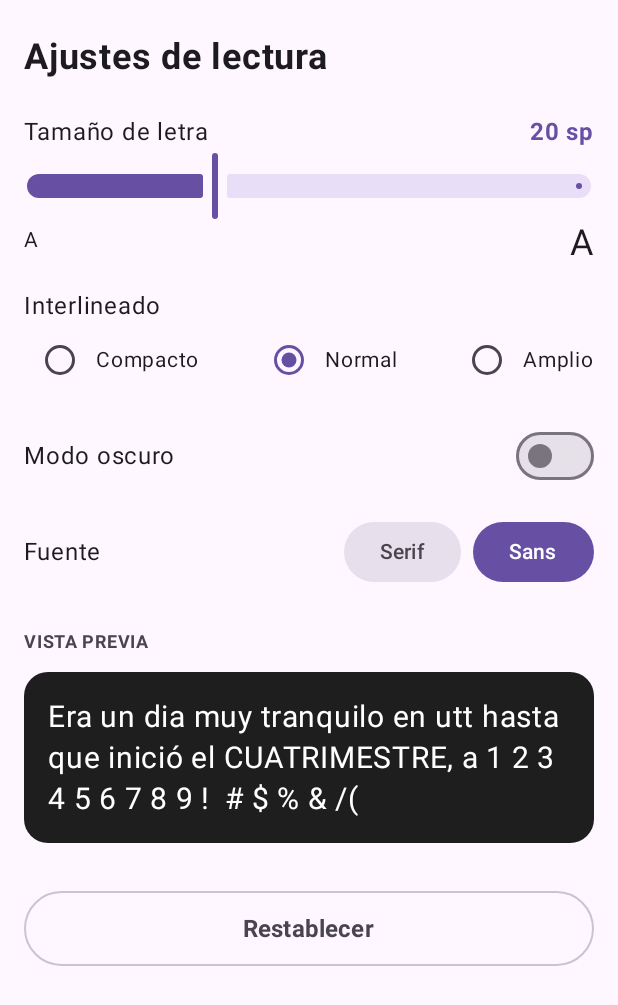
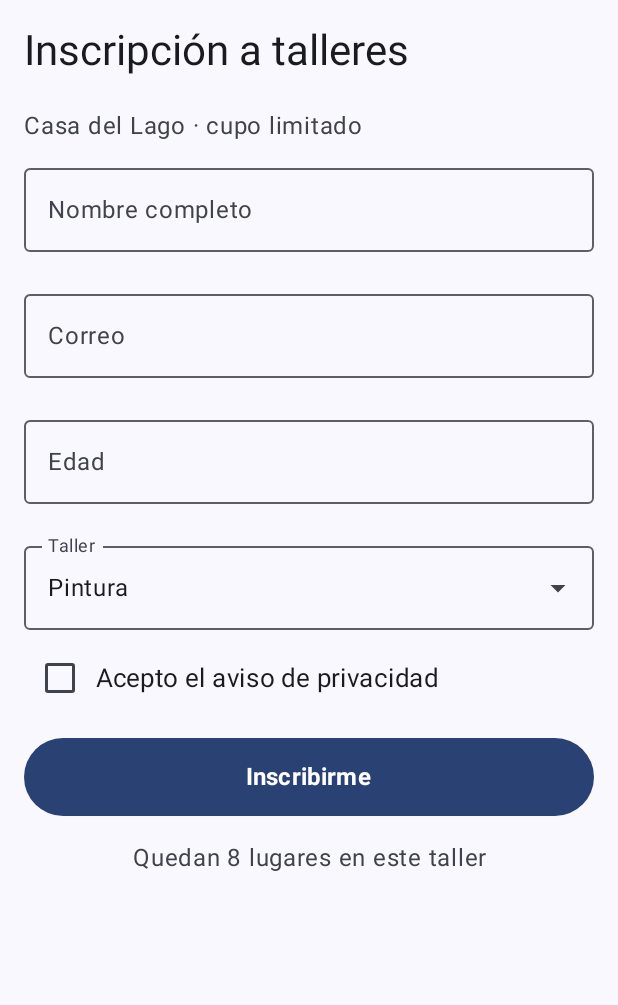
Before and after one commit to CurryBoard1/Manualview, an Android app built with Jetpack Compose: the screen it shows after launch (MainActivity), on a phone screen of 412 x 824 dp. Shown: the top 1005 px of the screen. Run offline under Robolectric (Android 15) with nearby library versions, the phone set to English and light mode, and no system bars.

Commit message:
3er trabajo

```diff
--- a/app/src/main/java/com/example/manualview/MainActivity.kt
+++ b/app/src/main/java/com/example/manualview/MainActivity.kt
@@ -3,18 +3,20 @@ package com.example.manualview
 import android.os.Bundle
 import androidx.activity.ComponentActivity
 import androidx.activity.compose.setContent
-import androidx.compose.foundation.background
 import androidx.compose.foundation.layout.*
 import androidx.compose.foundation.rememberScrollState
 import androidx.compose.foundation.shape.RoundedCornerShape
+import androidx.compose.foundation.text.KeyboardOptions
 import androidx.compose.foundation.verticalScroll
 import androidx.compose.material3.*
 import androidx.compose.runtime.*
+import androidx.compose.runtime.saveable.rememberSaveable
 import androidx.compose.ui.Alignment
 import androidx.compose.ui.Modifier
 import androidx.compose.ui.graphics.Color
-import androidx.compose.ui.text.font.FontFamily
 import androidx.compose.ui.text.font.FontWeight
+import androidx.compose.ui.text.input.KeyboardType
+import androidx.compose.ui.text.style.TextAlign
 import androidx.compose.ui.tooling.preview.Preview
 import androidx.compose.ui.unit.dp
 import androidx.compose.ui.unit.sp
@@ -25,205 +27,266 @@ class MainActivity : ComponentActivity() {
         super.onCreate(savedInstanceState)
         setContent {
             ManualviewTheme {
-                Surface(modifier = Modifier.fillMaxSize()) {
-                    LecturaScreen()
+                Surface(Modifier.fillMaxSize()) {
+                    Box(Modifier.fillMaxSize().systemBarsPadding()) {
+                        InscripcionScreen()
+                    }
                 }
             }
         }
     }
 }
 
+// taller -> lugares que quedan
+private val cupos = mapOf("Pintura" to 8, "Fotografía" to 6, "Guitarra" to 4)
+private val talleres = cupos.keys.toList()
+
+fun validarNombre(nombre: String): String? =
+    if (nombre.trim().length < 3) "Escribe tu nombre completo (mínimo 3 caracteres)" else null
+
+fun validarCorreo(correo: String): String? {
+    val arroba = correo.indexOf('@')
+    val punto = correo.indexOf('.', arroba + 1)
+    val bien = arroba > 0 && punto > arroba + 1 && punto < correo.length - 1
+    return if (bien) null else "Ingresa un correo válido"
+}
+
+fun validarEdad(edad: String): String? {
+    val n = edad.toIntOrNull()
+    return if (n == null || n < 12 || n > 99) "La edad debe estar entre 12 y 99" else null
+}
+
+fun validarAviso(acepta: Boolean): String? =
+    if (acepta) null else "Debes aceptar el aviso de privacidad"
+
 @Composable
-fun LecturaScreen() {
-    // Variables de estado para los ajustes de lectura
-    var tamano by remember { mutableFloatStateOf(20f) }
-    var interlineado by remember { mutableStateOf("Normal") }
-    var modoOscuro by remember { mutableStateOf(false) }
-    var usaSerif by remember { mutableStateOf(false) }
+fun InscripcionScreen() {
+    var nombre by rememberSaveable { mutableStateOf("") }
+    var correo by rememberSaveable { mutableStateOf("") }
+    var edad by rememberSaveable { mutableStateOf("") }
+    var taller by rememberSaveable { mutableStateOf(talleres[0]) }
+    var aceptaAviso by rememberSaveable { mutableStateOf(false) }
+    var intentoEnviar by rememberSaveable { mutableStateOf(false) }
+    var inscrito by rememberSaveable { mutableStateOf(false) }
 
-    // Texto de prueba para la vista previa
-    val textoPrueba = "Era un dia muy tranquilo en utt hasta que inició el CUATRIMESTRE, a 1 2 3 4 5 6 7 8 9 !  # $ % & /("
+    val errNombre = validarNombre(nombre)
+    val errCorreo = validarCorreo(correo)
+    val errEdad = validarEdad(edad)
+    val errAviso = validarAviso(aceptaAviso)
 
-    MaterialTheme(
-        colorScheme = if (modoOscuro) darkColorScheme() else lightColorScheme()
+    if (inscrito) {
+        ConfirmacionScreen(
+            nombre = nombre,
+            correo = correo,
+            taller = taller,
+            onNueva = {
+                nombre = ""
+                correo = ""
+                edad = ""
+                taller = talleres[0]
+                aceptaAviso = false
+                intentoEnviar = false
+                inscrito = false
+            }
+        )
+    } else {
+        InscripcionForm(
+            nombre = nombre, onNombreChange = { nombre = it },
+            correo = correo, onCorreoChange = { correo = it },
+            edad = edad, onEdadChange = { nueva -> edad = nueva.filter { it.isDigit() } },
+            taller = taller, onTallerChange = { taller = it },
+            aceptaAviso = aceptaAviso, onAceptaAvisoChange = { aceptaAviso = it },
+            errNombre = if (intentoEnviar) errNombre else null,
+            errCorreo = if (intentoEnviar) errCorreo else null,
+            errEdad = if (intentoEnviar) errEdad else null,
+            errAviso = if (intentoEnviar) errAviso else null,
+            onEnviar = {
+                intentoEnviar = true
+                if (errNombre == null && errCorreo == null && errEdad == null && errAviso == null) {
+                    inscrito = true
+                }
+            }
+        )
+    }
+}
+
+@OptIn(ExperimentalMaterial3Api::class)
+@Composable
+fun InscripcionForm(
+    nombre: String, onNombreChange: (String) -> Unit,
+    correo: String, onCorreoChange: (String) -> Unit,
+    edad: String, onEdadChange: (String) -> Unit,
+    taller: String, onTallerChange: (String) -> Unit,
+    aceptaAviso: Boolean, onAceptaAvisoChange: (Boolean) -> Unit,
+    errNombre: String?, errCorreo: String?, errEdad: String?, errAviso: String?,
+    onEnviar: () -> Unit
 ) {
-        Surface(
-            modifier = Modifier.fillMaxSize(),
-            color = MaterialTheme.colorScheme.background
-        ) {
+    var menuAbierto by remember { mutableStateOf(false) }
+
     Column(
-                modifier = Modifier
+        Modifier
             .fillMaxSize()
             .verticalScroll(rememberScrollState())
             .padding(16.dp)
     ) {
-                // Título de la pantalla
+        Text("Inscripción a talleres", style = MaterialTheme.typography.headlineMedium)
+        Spacer(Modifier.height(20.dp))
         Text(
-                    text = "Ajustes de lectura",
-                    fontSize = 24.sp,
-                    fontWeight = FontWeight.Bold,
-                    modifier = Modifier.padding(vertical = 8.dp)
+            "Casa del Lago · cupo limitado",
+            color = MaterialTheme.colorScheme.onSurfaceVariant
+        )
+        Spacer(Modifier.height(4.dp))
+
+        CampoTexto("Nombre completo", nombre, onNombreChange, errNombre)
+        CampoTexto(
+            "Correo", correo, onCorreoChange, errCorreo,
+            KeyboardOptions(keyboardType = KeyboardType.Email)
+        )
+        CampoTexto(
+            "Edad", edad, onEdadChange, errEdad,
+            KeyboardOptions(keyboardType = KeyboardType.Number)
         )
 
-                Spacer(modifier = Modifier.height(16.dp))
-
-                // Tamaño de letra
-                Row(
-                    modifier = Modifier.fillMaxWidth(),
-                    horizontalArrangement = Arrangement.SpaceBetween,
-                    verticalAlignment = Alignment.CenterVertically
+        ExposedDropdownMenuBox(
+            expanded = menuAbierto,
+            onExpandedChange = { menuAbierto = it },
+            modifier = Modifier.padding(top = 4.dp)
         ) {
-                    Text(text = "Tamaño de letra", fontSize = 16.sp)
-                    Text(
-                        text = "${tamano.toInt()} sp",
-                        fontSize = 16.sp,
-                        fontWeight = FontWeight.Bold,
-                        color = MaterialTheme.colorScheme.primary
+            OutlinedTextField(
+                value = taller,
+                onValueChange = {},
+                readOnly = true,
+                label = { Text("Taller") },
+                trailingIcon = { ExposedDropdownMenuDefaults.TrailingIcon(expanded = menuAbierto) },
+                modifier = Modifier
+                    .menuAnchor(ExposedDropdownMenuAnchorType.PrimaryNotEditable)
+                    .fillMaxWidth()
             )
+            ExposedDropdownMenu(
+                expanded = menuAbierto,
+                onDismissRequest = { menuAbierto = false }
+            ) {
+                talleres.forEach { t ->
+                    DropdownMenuItem(
+                        text = { Text(t) },
+                        onClick = {
+                            onTallerChange(t)
+                            menuAbierto = false
                         }
-
-                Slider(
-                    value = tamano,
-                    onValueChange = { tamano = it },
-                    valueRange = 14f..32f
                     )
-
-                Row(
-                    modifier = Modifier.fillMaxWidth(),
-                    horizontalArrangement = Arrangement.SpaceBetween
-                ) {
-                    Text(text = "A", fontSize = 14.sp)
-                    Text(text = "A", fontSize = 24.sp)
-                }
-
-                Spacer(modifier = Modifier.height(16.dp))
-
-                // Interlineado
-                Text(text = "Interlineado", fontSize = 16.sp)
-                Row(
-                    modifier = Modifier.fillMaxWidth(),
-                    horizontalArrangement = Arrangement.SpaceBetween,
-                    verticalAlignment = Alignment.CenterVertically
-                ) {
-                    val opciones = listOf("Compacto", "Normal", "Amplio")
-                    for (opcion in opciones) {
-                        Row(verticalAlignment = Alignment.CenterVertically) {
-                            RadioButton(
-                                selected = interlineado == opcion,
-                                onClick = { interlineado = opcion }
-                            )
-                            Text(text = opcion, fontSize = 14.sp)
                 }
             }
         }
 
-                Spacer(modifier = Modifier.height(16.dp))
-
-                // Modo oscuro
         Row(
-                    modifier = Modifier.fillMaxWidth(),
-                    horizontalArrangement = Arrangement.SpaceBetween,
+            Modifier.padding(top = 8.dp),
             verticalAlignment = Alignment.CenterVertically
         ) {
-                    Text(text = "Modo oscuro", fontSize = 16.sp)
-                    Switch(
-                        checked = modoOscuro,
-                        onCheckedChange = { modoOscuro = it }
+            Checkbox(checked = aceptaAviso, onCheckedChange = onAceptaAvisoChange)
+            Text("Acepto el aviso de privacidad", fontSize = 17.sp)
+        }
+        if (errAviso != null) {
+            Text(
+                errAviso,
+                color = MaterialTheme.colorScheme.error,
+                fontSize = 13.sp,
+                modifier = Modifier.padding(start = 16.dp)
             )
         }
 
-                Spacer(modifier = Modifier.height(16.dp))
+        Spacer(Modifier.height(16.dp))
+        Button(
+            onClick = onEnviar,
+            modifier = Modifier.fillMaxWidth().height(52.dp)
+        ) { Text("Inscribirme", fontWeight = FontWeight.Bold, fontSize = 16.sp) }
 
-                // Fuente
-                Row(
-                    modifier = Modifier.fillMaxWidth(),
-                    horizontalArrangement = Arrangement.SpaceBetween,
-                    verticalAlignment = Alignment.CenterVertically
-                ) {
-                    Text(text = "Fuente", fontSize = 16.sp)
-                    Row(horizontalArrangement = Arrangement.spacedBy(8.dp)) {
-                        Button(
-                            onClick = { usaSerif = true },
-                            colors = ButtonDefaults.buttonColors(
-                                containerColor = if (usaSerif) MaterialTheme.colorScheme.primary else MaterialTheme.colorScheme.surfaceVariant,
-                                contentColor = if (usaSerif) MaterialTheme.colorScheme.onPrimary else MaterialTheme.colorScheme.onSurfaceVariant
+        Spacer(Modifier.height(16.dp))
+        Text(
+            "Quedan ${cupos[taller]} lugares en este taller",
+            color = MaterialTheme.colorScheme.onSurfaceVariant,
+            textAlign = TextAlign.Center,
+            modifier = Modifier.fillMaxWidth()
         )
-                        ) {
-                            Text("Serif")
-                        }
-                        Button(
-                            onClick = { usaSerif = false },
-                            colors = ButtonDefaults.buttonColors(
-                                containerColor = if (!usaSerif) MaterialTheme.colorScheme.primary else MaterialTheme.colorScheme.surfaceVariant,
-                                contentColor = if (!usaSerif) MaterialTheme.colorScheme.onPrimary else MaterialTheme.colorScheme.onSurfaceVariant
-                            )
-                        ) {
-                            Text("Sans")
-                        }
     }
 }
 
-                Spacer(modifier = Modifier.height(24.dp))
-
-                // Sección de vista previa
-                Text(
-                    text = "VISTA PREVIA",
-                    fontSize = 12.sp,
-                    fontWeight = FontWeight.Bold,
-                    color = MaterialTheme.colorScheme.onSurfaceVariant
-                )
-
-                Spacer(modifier = Modifier.height(8.dp))
-
-                val lineH = when (interlineado) {
-                    "Compacto" -> (tamano * 1.1f).sp
-                    "Amplio" -> (tamano * 1.6f).sp
-                    else -> (tamano * 1.35f).sp
-                }
-
-                val previewBg = if (modoOscuro) Color.White else Color(0xFF1E1E1E)
-                val previewText = if (modoOscuro) Color.Black else Color.White
-
-                Box(
-                    modifier = Modifier.fillMaxWidth()
-                        .background(previewBg, shape = RoundedCornerShape(16.dp))
-                        .padding(16.dp)
+@Composable
+fun CampoTexto(
+    label: String,
+    value: String,
+    onValueChange: (String) -> Unit,
+    error: String?,
+    keyboardOptions: KeyboardOptions = KeyboardOptions.Default
 ) {
-                    Text(
-                        text = textoPrueba,
-                        fontSize = tamano.sp,
-                        lineHeight = lineH,
-                        fontFamily = if (usaSerif) FontFamily.Serif else FontFamily.SansSerif,
-                        color = previewText
+    OutlinedTextField(
+        value = value,
+        onValueChange = onValueChange,
+        label = { Text(label) },
+        isError = error != null,
+        supportingText = { if (error != null) Text(error) },
+        keyboardOptions = keyboardOptions,
+        singleLine = true,
+        modifier = Modifier
+            .fillMaxWidth()
+            .padding(top = 4.dp)
     )
 }
 
-                Spacer(modifier = Modifier.height(32.dp))
+@Composable
+fun ConfirmacionScreen(nombre: String, correo: String, taller: String, onNueva: () -> Unit) {
+    Column(
+        Modifier
+            .fillMaxSize()
+            .padding(16.dp)
+    ) {
+        Text("¡Inscripción lista!", style = MaterialTheme.typography.headlineMedium)
+        Spacer(Modifier.height(20.dp))
 
-                // Botón para restablecer valores por defecto
-                OutlinedButton(
-                    onClick = {
-                        tamano = 20f
-                        interlineado = "Normal"
-                        modoOscuro = false
-                        usaSerif = false
-                    },
-                    modifier = Modifier
-                        .fillMaxWidth()
-                        .height(50.dp),
-                    shape = RoundedCornerShape(25.dp)
+        Card(
+            colors = CardDefaults.cardColors(containerColor = Color(0xFFF3EDF7)),
+            shape = RoundedCornerShape(20.dp),
+            modifier = Modifier.fillMaxWidth()
         ) {
-                    Text(text = "Restablecer", fontSize = 16.sp, fontWeight = FontWeight.Bold)
+            Column(Modifier.padding(20.dp), verticalArrangement = Arrangement.spacedBy(8.dp)) {
+                FilaResumen("Nombre", nombre)
+                FilaResumen("Correo", correo)
+                FilaResumen("Taller", taller)
             }
         }
+
+        Spacer(Modifier.height(24.dp))
+        OutlinedButton(
+            onClick = onNueva,
+            modifier = Modifier.fillMaxWidth().height(52.dp)
+        ) { Text("Nueva inscripción", fontWeight = FontWeight.Bold) }
     }
+}
+
+@Composable
+private fun FilaResumen(titulo: String, valor: String) {
+    Row(Modifier.fillMaxWidth(), horizontalArrangement = Arrangement.SpaceBetween) {
+        Text(titulo, color = MaterialTheme.colorScheme.onSurfaceVariant)
+        Text(valor, fontWeight = FontWeight.Bold)
     }
 }
 
 @Preview(showBackground = true)
 @Composable
-fun LecturaScreenPreview() {
+fun InscripcionPreview() {
     ManualviewTheme {
-        LecturaScreen()
+        InscripcionScreen()
     }
 }
+
+@Preview(showBackground = true)
+@Composable
+fun ConfirmacionPreview() {
+    ManualviewTheme {
+        ConfirmacionScreen(
+            nombre = "Ana López",
+            correo = "ana.lopez@correo.com",
+            taller = "Fotografía",
+            onNueva = {}
+        )
+    }
+}
```
Lines whose indentation alone changed are shown as unchanged.
